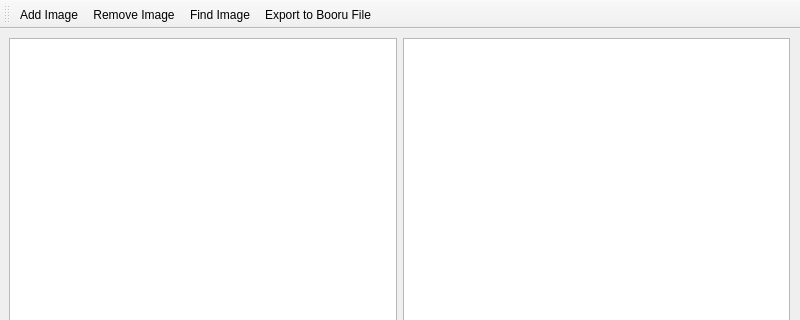
This is ShidBooru/BooruMenu.ui in lsalmon/ShidBooru as Qt 5 draws it before an edit; both pictures show x 0 to 800 and y 0 to 320 of the 800 by 600 pixel window. The edited form follows.
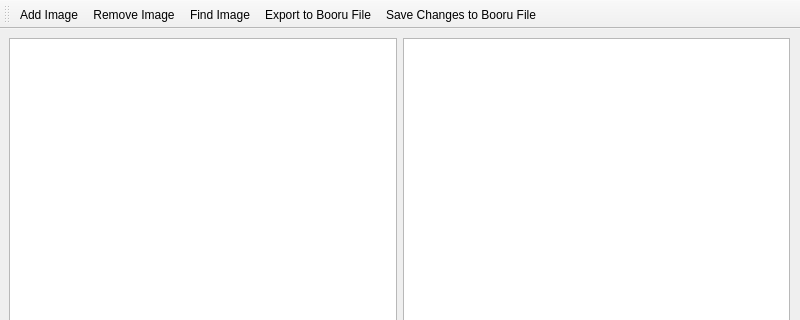
This is the edited form.

Commit message: Add save action with loaded db file, to choose when to apply changes to the db file

```diff
--- a/ShidBooru/BooruMenu.ui
+++ b/ShidBooru/BooruMenu.ui
@@ -48,6 +48,7 @@
    <addaction name="actionRemove_Image"/>
    <addaction name="actionFind_Image"/>
    <addaction name="actionExport_to_Booru_File"/>
+   <addaction name="actionSave_Changes_to_Booru_File"/>
   </widget>
   <action name="actionAdd_Image">
    <property name="text">
@@ -72,6 +73,17 @@
     <string>Export to Booru File</string>
    </property>
   </action>
+  <action name="actionSave_Changes_to_Booru_File">
+   <property name="enabled">
+    <bool>true</bool>
+   </property>
+   <property name="text">
+    <string>Save Changes to Booru File</string>
+   </property>
+   <property name="toolTip">
+    <string>If a Booru file has been loaded and DB transactions are supported, apply changes to the file</string>
+   </property>
+  </action>
  </widget>
  <resources/>
  <connections/>
```
The commit also changes 2 other files.
